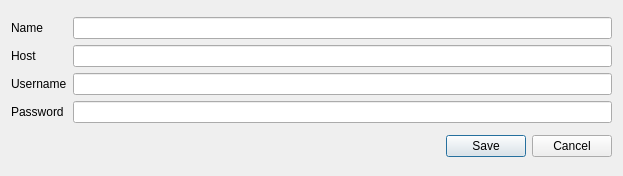
Old version of the form NewTracker.ui in the repository Entomologist/entomologist.
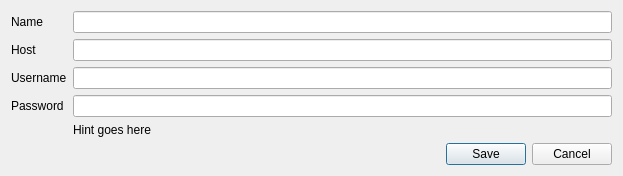
New version of the form. Custom widgets are drawn as their Qt base class.

```diff
--- a/NewTracker.ui
+++ b/NewTracker.ui
@@ -10,7 +10,7 @@
     <x>0</x>
     <y>0</y>
     <width>623</width>
-    <height>176</height>
+    <height>165</height>
    </rect>
   </property>
   <property name="windowTitle">
@@ -21,7 +21,7 @@
   </property>
   <layout class="QVBoxLayout" name="verticalLayout">
    <item>
-    <layout class="QGridLayout" name="gridLayout" rowstretch="0,0,0,0" columnstretch="0,0">
+    <layout class="QGridLayout" name="gridLayout" rowstretch="0,0,0,0,0,0,0" columnstretch="0,0">
      <item row="0" column="0">
       <widget class="QLabel" name="nameLabel">
        <property name="text">
@@ -32,30 +32,9 @@
      <item row="0" column="1">
       <widget class="QLineEdit" name="nameEdit"/>
      </item>
-     <item row="1" column="0">
-      <widget class="QLabel" name="urlLabel">
-       <property name="text">
-        <string>Host</string>
-       </property>
-      </widget>
-     </item>
-     <item row="2" column="0">
-      <widget class="QLabel" name="userLabel">
-       <property name="text">
-        <string>Username</string>
-       </property>
-      </widget>
-     </item>
      <item row="2" column="1">
       <widget class="QLineEdit" name="userEdit"/>
      </item>
-     <item row="3" column="0">
-      <widget class="QLabel" name="passLabel">
-       <property name="text">
-        <string>Password</string>
-       </property>
-      </widget>
-     </item>
      <item row="3" column="1">
       <widget class="QLineEdit" name="passEdit">
        <property name="echoMode">
@@ -63,9 +42,37 @@
        </property>
       </widget>
      </item>
+     <item row="2" column="0">
+      <widget class="QLabel" name="userLabel">
+       <property name="text">
+        <string>Username</string>
+       </property>
+      </widget>
+     </item>
+     <item row="3" column="0">
+      <widget class="QLabel" name="passLabel">
+       <property name="text">
+        <string>Password</string>
+       </property>
+      </widget>
+     </item>
+     <item row="6" column="1">
+      <widget class="QLabel" name="hintLabel">
+       <property name="text">
+        <string>Hint goes here</string>
+       </property>
+      </widget>
+     </item>
      <item row="1" column="1">
       <widget class="PlaceholderLineEdit" name="urlEdit"/>
      </item>
+     <item row="1" column="0">
+      <widget class="QLabel" name="urlLabel">
+       <property name="text">
+        <string>Host</string>
+       </property>
+      </widget>
+     </item>
     </layout>
    </item>
    <item>
```
